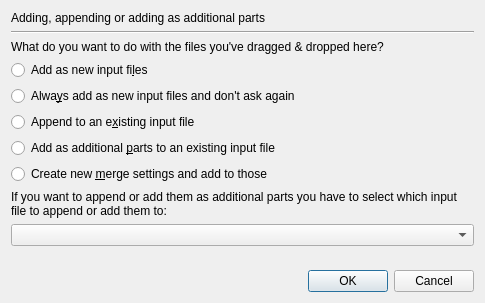
Before: the Qt Designer form src/mkvtoolnix-gui/forms/merge/adding_appending_files_dialog.ui in jpsdr/MKVToolnix-Windows-7, drawn with Qt 5.
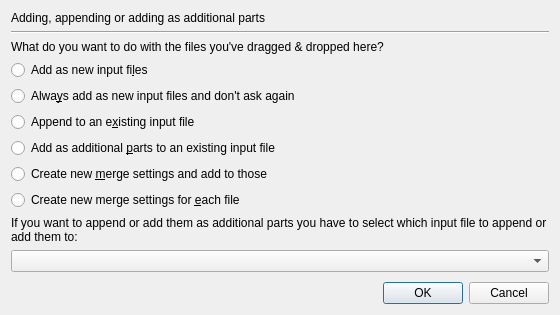
After: the same form once the commit is applied.

Commit message:
GUI: merge: option »one new merge tab for each dropped input file«
Implements #1380.

The edit to the form file:
```diff
--- a/src/mkvtoolnix-gui/forms/merge/adding_appending_files_dialog.ui
+++ b/src/mkvtoolnix-gui/forms/merge/adding_appending_files_dialog.ui
@@ -6,8 +6,8 @@
    <rect>
     <x>0</x>
     <y>0</y>
-    <width>485</width>
-    <height>303</height>
+    <width>560</width>
+    <height>315</height>
    </rect>
   </property>
   <property name="windowTitle">
@@ -76,6 +76,13 @@
      </property>
     </widget>
    </item>
+   <item>
+    <widget class="QRadioButton" name="rbAddEachToNew">
+     <property name="text">
+      <string>Create new merge settings for &amp;each file</string>
+     </property>
+    </widget>
+   </item>
    <item>
     <widget class="QLabel" name="label_3">
      <property name="text">
```
The commit also changes 6 other files.
